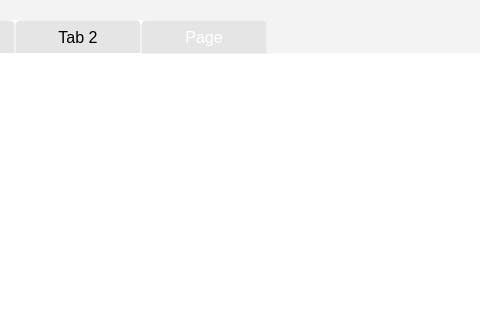
KasperJack/School-Management-System, file School_System/ui/EditTeacherDialog.ui: the form before one commit; both pictures show x 111 to 591 and y 0 to 327 of the 775 by 788 pixel window.
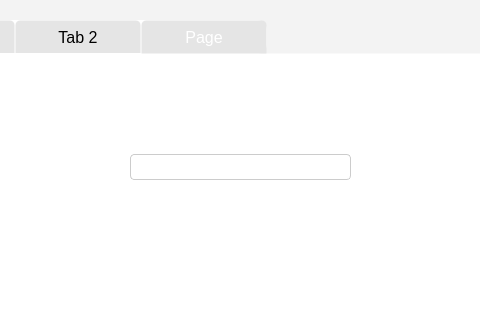
The form after the commit. The open tabs and pages were chosen to show the change. Icons and pictures are not drawn.

What changed in the file:
```diff
--- a/School_System/ui/EditTeacherDialog.ui
+++ b/School_System/ui/EditTeacherDialog.ui
@@ -480,6 +480,26 @@
     <attribute name="title">
      <string>Page</string>
     </attribute>
+    <widget class="QLineEdit" name="line_edit">
+     <property name="geometry">
+      <rect>
+       <x>240</x>
+       <y>100</y>
+       <width>221</width>
+       <height>26</height>
+      </rect>
+     </property>
+    </widget>
+    <widget class="QListWidget" name="list_widget">
+     <property name="geometry">
+      <rect>
+       <x>245</x>
+       <y>130</y>
+       <width>211</width>
+       <height>192</height>
+      </rect>
+     </property>
+    </widget>
    </widget>
   </widget>
  </widget>
```
Left out of the diff: 2 changed lines with no effect on the pictures.
